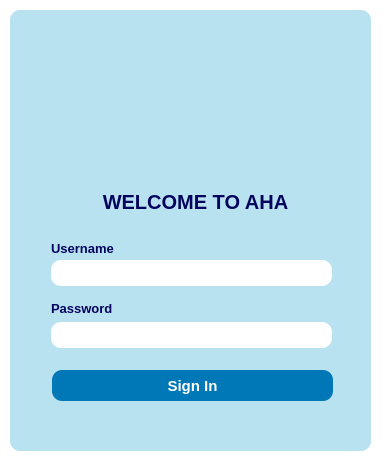
Above: src/qt/aha/loginwin.ui from katetaylor1993/CSE3311-Project before the change. Below: the same form after it.
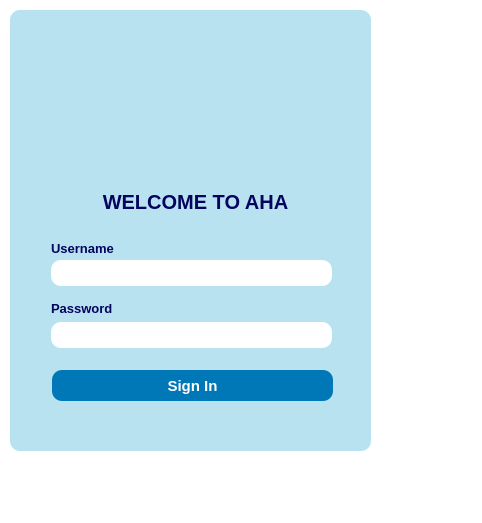
That is the form after the change. Icons and pictures are not drawn.

Patch:
```diff
--- a/src/qt/aha/loginwin.ui
+++ b/src/qt/aha/loginwin.ui
@@ -6,8 +6,8 @@
    <rect>
     <x>0</x>
     <y>0</y>
-    <width>384</width>
-    <height>464</height>
+    <width>482</width>
+    <height>523</height>
    </rect>
   </property>
   <property name="windowTitle">
@@ -17,7 +17,9 @@
    <bool>false</bool>
   </property>
   <property name="styleSheet">
-   <string notr="true">/*Copyright (c) DevSec Studio. All rights reserved.
+   <string notr="true">
+
+/*Copyright (c) DevSec Studio. All rights reserved.
 
 MIT License
 
@@ -38,6 +40,11 @@
 LIABILITY, WHETHER IN AN ACTION OF CONTRACT, TORT OR OTHERWISE, ARISING FROM,
 OUT OF OR IN CONNECTION WITH THE SOFTWARE OR THE USE OR OTHER DEALINGS IN THE SOFTWARE.
 */
+QDialog{
+border-image: url(:/picture/picture/login-bg.png)
+}
+
+
 
 /*-----QWidget-----*/
 QWidget
@@ -67,8 +74,8 @@
 	font-size: 13px;
 	font-weight: bold;
 	border-top-right-radius: 15px;
-	border-top-left-radius: 0px;
-	border-bottom-right-radius: 0px;
+	border-top-left-radius: 15px;
+	border-bottom-right-radius: 15px;
 	border-bottom-left-radius: 15px;
 	padding: 10px;
 
@@ -167,7 +174,7 @@
 QListView
 {
 	background-color: #0077B6;
-	color: #fff;
+	color: #000000;
 	font-size: 14px;
 	font-weight: bold;
 	show-decoration-selected: 0;
@@ -208,7 +215,7 @@
 
 QListView::item:!selected
 {
-	color:white;
+	color:#000000;
 	background-color: transparent;
 	border: none;
 	padding-left : 10px;
@@ -304,6 +311,7 @@
 {
     background-color: #fff;
 	border: 1px solid gray;
+font-weight: bold;
     color: #1D3557;
     gridline-color: gray;
     outline : 0;
@@ -333,7 +341,7 @@
 QTableView::item:selected 
 {
 	background-color: #0077B6;
-    color: #fff;
+    color: #000000;
 
 }
 
@@ -351,7 +359,7 @@
 {
 	background-color: #ced5e3;
 	border: none;
-    color: #fff;
+    color:#000000;
 
 }
 
@@ -376,7 +384,7 @@
 
 QHeaderView::section:checked
 {
-    color: #fff;
+    color: #000000;
     background-color: #0077B6;
 
 }
```
Left out of the diff: 4 changed lines with no effect on the pictures.
